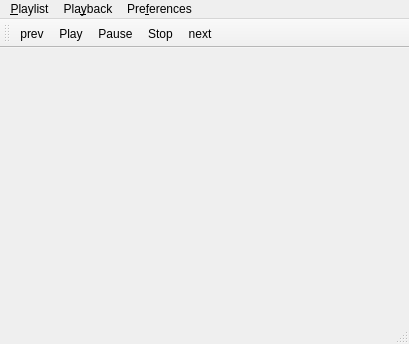
This is ui/mainwindow.ui in abenea/fubar as Qt 5 draws it before an edit. The edited form follows.
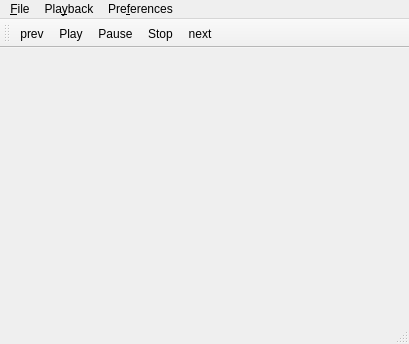
This is the edited form. Icons and pictures are not drawn.

Commit message: Rename Playlist to File

What changed in the file:
```diff
--- a/ui/mainwindow.ui
+++ b/ui/mainwindow.ui
@@ -44,7 +44,7 @@
    </property>
    <widget class="QMenu" name="menu_File">
     <property name="title">
-     <string>&amp;Playlist</string>
+     <string>&amp;File</string>
     </property>
     <addaction name="newPlaylistAction"/>
     <addaction name="newLibraryViewAction"/>
```
